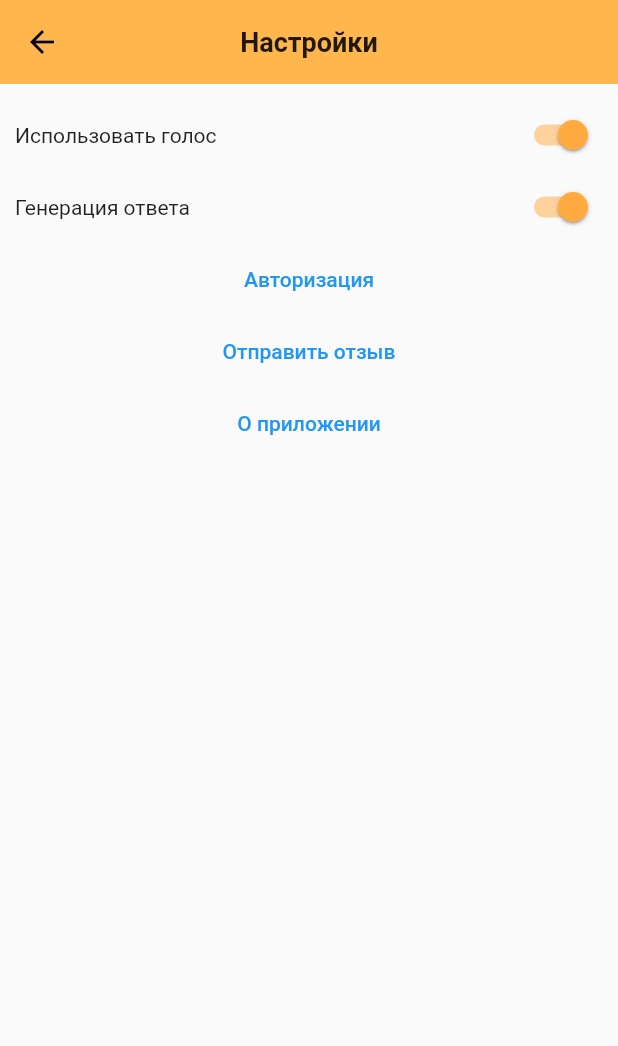
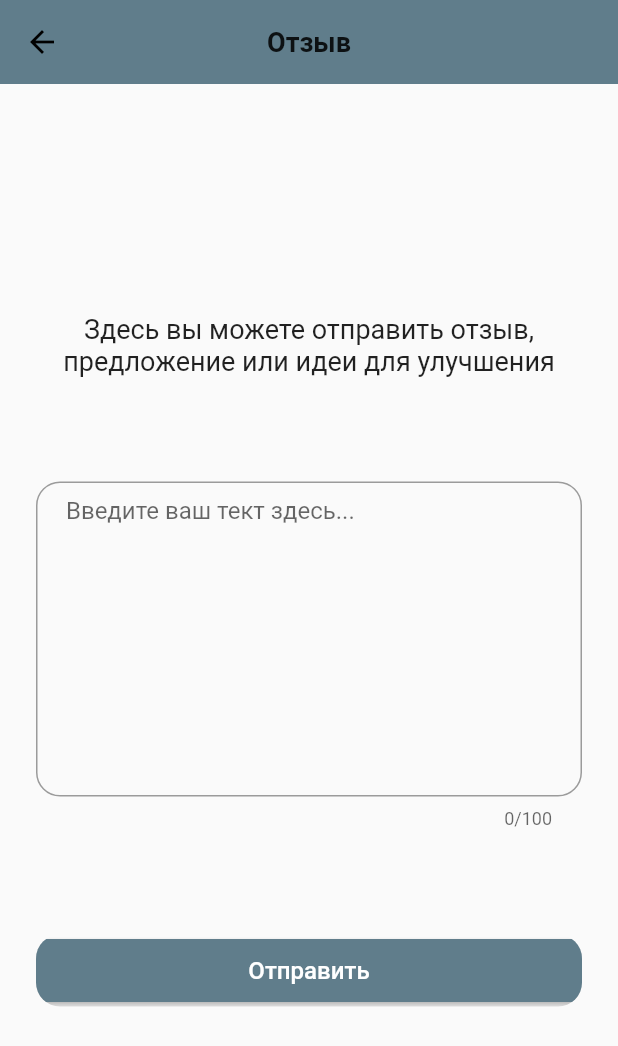
Before and after one commit to alexeytra/va_client, a Flutter app: the SettingScreen screen opened by its route, after a tap on "Отправить отзыв", on a phone screen of 412 x 824 dp. Shown: the top 1046 px of the screen. Run offline on Flutter 3.47's test engine with Material 2 defaults, Android fonts, the phone set to English and light mode, and no system bars; our stand-ins replace audioplayers, flutter_dotenv, flutter_redux, redux, redux_thunk, shared_preferences and 1 more; missing offline and left inert: redux_logging; accounts and stored records are empty; generated files the repository leaves out were written again.

Commit message:
review screen

```diff
--- a/lib/main.dart
+++ b/lib/main.dart
@@ -9,6 +9,7 @@ import 'package:va_client/redux/reducer.dart';
 import 'package:va_client/screens/account_screen.dart';
 import 'package:va_client/screens/auth_screen.dart';
 import 'package:va_client/screens/home_screen.dart';
+import 'package:va_client/screens/review_screen.dart';
 import 'package:va_client/screens/setting_screen.dart';
 import 'package:va_client/screens/splash_screen.dart';
 
@@ -50,6 +51,9 @@ class MyApp extends StatelessWidget {
         },
         Routes.accountScreen: (context) {
           return AccountScreen();
+        },
+        Routes.reviewScreen: (context) {
+          return ReviewScreen();
         }
       },
     );
--- a/lib/models/navigation.dart
+++ b/lib/models/navigation.dart
@@ -9,5 +9,5 @@ class Routes {
   static final accountScreen = '/account';
   static final settingsScreen = '/settings';
   static final authScreen = '/auth';
-
+  static final reviewScreen = '/review';
 }
--- a/lib/screens/auth_screen.dart
+++ b/lib/screens/auth_screen.dart
@@ -47,7 +47,7 @@ class _AuthScreenState extends State<AuthScreen> {
                     hintText: 'Логин',
                     contentPadding: EdgeInsets.fromLTRB(20.0, 10.0, 20.0, 10.0),
                     border: OutlineInputBorder(
-                        borderRadius: BorderRadius.circular(32.0))),
+                        borderRadius: BorderRadius.circular(16.0))),
               ),
               SizedBox(height: 20.0),
               TextFormField(
@@ -58,7 +58,7 @@ class _AuthScreenState extends State<AuthScreen> {
                     hintText: 'Пароль',
                     contentPadding: EdgeInsets.fromLTRB(20.0, 10.0, 20.0, 10.0),
                     border: OutlineInputBorder(
-                        borderRadius: BorderRadius.circular(32.0))),
+                        borderRadius: BorderRadius.circular(16.0))),
               ),
               SizedBox(height: 24.0),
               Visibility(
@@ -67,7 +67,7 @@ class _AuthScreenState extends State<AuthScreen> {
               Padding(
                 padding: EdgeInsets.symmetric(vertical: 16.0),
                 child: Material(
-                  borderRadius: BorderRadius.circular(32.0),
+                  borderRadius: BorderRadius.circular(16.0),
                   clipBehavior: Clip.antiAlias,
                   shadowColor: Colors.orangeAccent.shade100,
                   child: MaterialButton(
--- /dev/null
+++ b/lib/screens/review_screen.dart
@@ -0,0 +1,68 @@
+import 'package:flutter/material.dart';
+
+class ReviewScreen extends StatefulWidget {
+  @override
+  _ReviewScreenState createState() => _ReviewScreenState();
+}
+
+class _ReviewScreenState extends State<ReviewScreen> {
+  final reviewController = TextEditingController();
+  @override
+  Widget build(BuildContext context) {
+    return Scaffold(
+      appBar: AppBar(
+        title: Text('Отзыв',
+            style: TextStyle(fontSize: 18.0, fontWeight: FontWeight.bold)),
+        centerTitle: true,
+        elevation: 0,
+        backgroundColor: Colors.blueGrey,
+      ),
+      body: Center(
+        child: ListView(
+            shrinkWrap: true,
+            padding: EdgeInsets.only(left: 24.0, right: 24.0),
+            children: [
+              Text(
+                'Здесь вы можете отправить отзыв, предложение или идеи для улучшения',
+                textAlign: TextAlign.center,
+                style: TextStyle(fontSize: 18.0),
+              ),
+              SizedBox(height: 70.0),
+              TextField(
+                keyboardType: TextInputType.multiline,
+                maxLength: 100,
+                maxLines: 10,
+                controller: reviewController,
+                decoration: InputDecoration(
+                    hintText: 'Введите ваш тект здесь...',
+                    contentPadding: EdgeInsets.fromLTRB(20.0, 10.0, 20.0, 10.0),
+                    border: OutlineInputBorder(
+                        borderRadius: BorderRadius.circular(16.0))),
+              ),
+              SizedBox(height: 70.0),
+              Material(
+                borderRadius: BorderRadius.circular(16.0),
+                clipBehavior: Clip.antiAlias,
+                shadowColor: Colors.orangeAccent.shade100,
+                child: MaterialButton(
+                  onPressed: () {},
+                  minWidth: 200.0,
+                  height: 42.0,
+                  color: Colors.blueGrey,
+                  child: Text(
+                    'Отправить',
+                    style: TextStyle(color: Colors.white, fontSize: 16.0),
+                  ),
+                ),
+              )
+            ]),
+      ),
+    );
+  }
+
+  @override
+  void dispose() {
+    reviewController.dispose();
+    super.dispose();
+  }
+}
--- a/lib/screens/setting_screen.dart
+++ b/lib/screens/setting_screen.dart
@@ -16,7 +16,7 @@ class _SettingScreenState extends State<SettingScreen> {
   var isGenerateAnswer = true;
 
   @override
-  void initState()  {
+  void initState() {
     _getSharedPrefs();
     super.initState();
   }
@@ -34,12 +34,16 @@ class _SettingScreenState extends State<SettingScreen> {
           elevation: 0,
         ),
         body: Padding(
-          padding: const EdgeInsets.all(10.0),
+          padding: const EdgeInsets.all(15.0),
           child: Column(
             children: [
               Row(
                 children: [
-                  Expanded(child: Text('Использовать голос')),
+                  Expanded(
+                      child: Text(
+                    'Использовать голос',
+                    style: TextStyle(fontSize: 16),
+                  )),
                   Switch(
                       value: isVoice,
                       activeColor: Colors.orangeAccent,
@@ -52,7 +56,11 @@ class _SettingScreenState extends State<SettingScreen> {
               ),
               Row(
                 children: [
-                  Expanded(child: Text('Генерация ответа')),
+                  Expanded(
+                      child: Text(
+                    'Генерация ответа',
+                    style: TextStyle(fontSize: 16),
+                  )),
                   Switch(
                       value: isGenerateAnswer,
                       activeColor: Colors.orangeAccent,
@@ -63,18 +71,27 @@ class _SettingScreenState extends State<SettingScreen> {
                       })
                 ],
               ),
+              SizedBox(height: 50.0),
               // Text()
               Visibility(
                 visible: !viewModel.isLogin,
-                child: TextButton(onPressed: () {
-                  Keys.navKey.currentState.pushNamed(Routes.authScreen);
-                }, child: Text('Авторизация')),
+                child: TextButton(
+                    onPressed: () {
+                      Keys.navKey.currentState.pushNamed(Routes.authScreen);
+                    },
+                    child: Text('Авторизация', style: TextStyle(fontSize: 16))),
               ),
               TextButton(
-                onPressed: () {},
-                child: Text('Отправить отзыв'),
+                onPressed: () {
+                  Keys.navKey.currentState.pushNamed(Routes.reviewScreen);
+                },
+                child: Text('Отправить отзыв', style: TextStyle(fontSize: 16)),
               ),
-              TextButton(onPressed: () {}, child: Text('О приложении')),
+              TextButton(
+                  onPressed: () {
+                    _showAboutApp();
+                  },
+                  child: Text('О приложении', style: TextStyle(fontSize: 16))),
             ],
           ),
         ),
@@ -97,4 +114,32 @@ class _SettingScreenState extends State<SettingScreen> {
       isGenerateAnswer = prefs.getBool('generateAnswer') ?? true;
     });
   }
+
+  Future<void> _showAboutApp() async {
+    return showDialog<void>(
+      context: context,
+      barrierDismissible: false, // user must tap button!
+      builder: (BuildContext context) {
+        return AlertDialog(
+          title: Text('О приложении'),
+          content: SingleChildScrollView(
+            child: ListBody(
+              children: <Widget>[
+                Text('Виртуальный ассистент'),
+                Text('Версия 1.0.2'),
+              ],
+            ),
+          ),
+          actions: <Widget>[
+            TextButton(
+              child: Text('Ok'),
+              onPressed: () {
+                Navigator.pop(context);
+              },
+            ),
+          ],
+        );
+      },
+    );
+  }
 }
```
